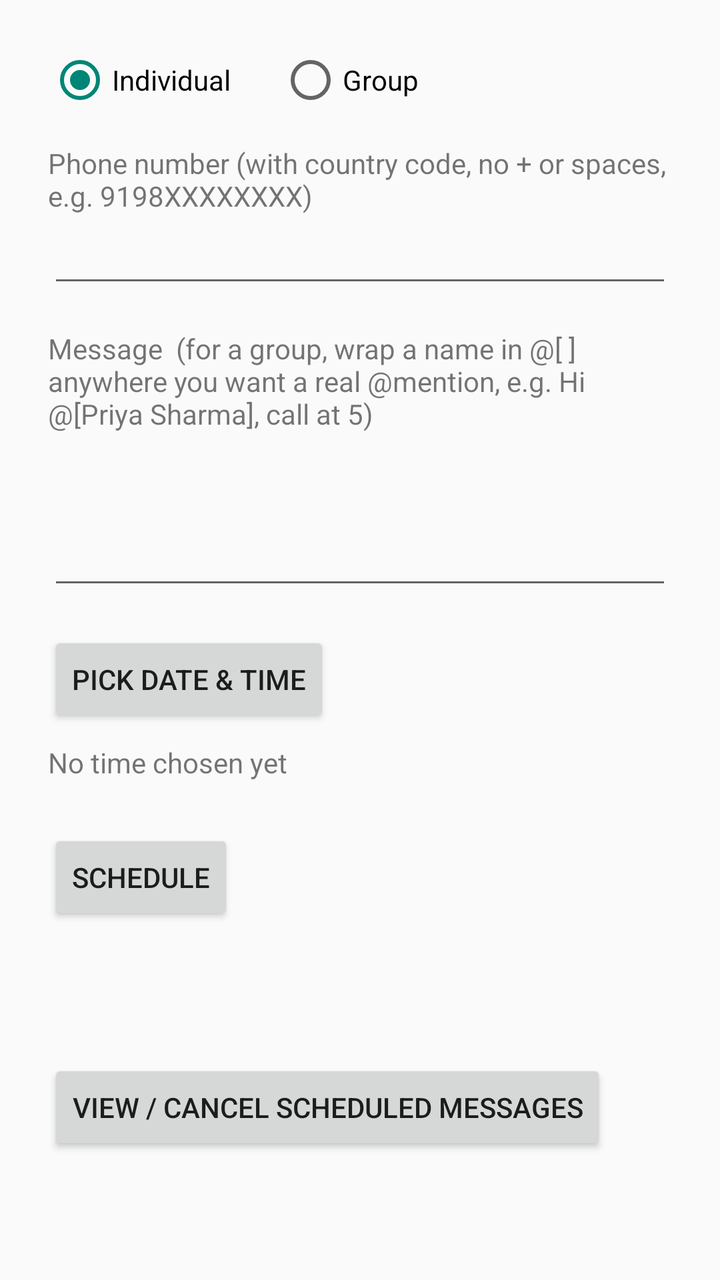
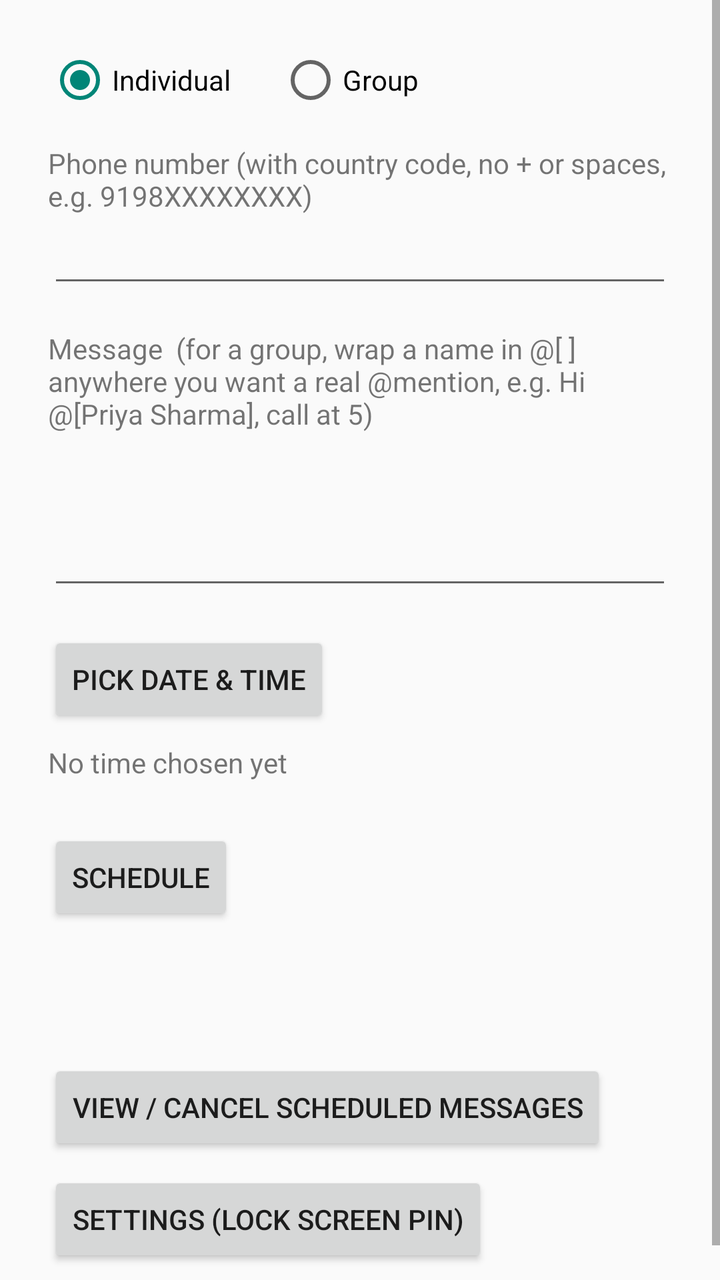

Compare the two renders of this Android layout. The source of the first and the diff that turns it into the second are given below.
<!-- AndroidManifest.xml: application theme Theme.AppCompat.DayNight -->
<!-- res/layout/activity_main.xml -->
<?xml version="1.0" encoding="utf-8"?>
<ScrollView xmlns:android="http://schemas.android.com/apk/res/android"
    android:layout_width="match_parent"
    android:layout_height="match_parent">

<LinearLayout
    android:layout_width="match_parent"
    android:layout_height="wrap_content"
    android:orientation="vertical"
    android:padding="24dp">

    <RadioGroup
        android:id="@+id/recipientTypeGroup"
        android:layout_width="wrap_content"
        android:layout_height="wrap_content"
        android:orientation="horizontal">

        <RadioButton
            android:id="@+id/individualRadio"
            android:layout_width="wrap_content"
            android:layout_height="wrap_content"
            android:checked="true"
            android:text="Individual" />

        <RadioButton
            android:id="@+id/groupRadio"
            android:layout_width="wrap_content"
            android:layout_height="wrap_content"
            android:layout_marginStart="24dp"
            android:text="Group" />
    </RadioGroup>

    <TextView
        android:id="@+id/phoneLabel"
        android:layout_width="wrap_content"
        android:layout_height="wrap_content"
        android:layout_marginTop="16dp"
        android:text="Phone number (with country code, no + or spaces, e.g. 9198XXXXXXXX)" />

    <EditText
        android:id="@+id/phoneInput"
        android:layout_width="match_parent"
        android:layout_height="wrap_content"
        android:inputType="phone" />

    <TextView
        android:id="@+id/groupLabel"
        android:layout_width="wrap_content"
        android:layout_height="wrap_content"
        android:layout_marginTop="16dp"
        android:text="Group name, exactly as it appears in your WhatsApp chat list"
        android:visibility="gone" />

    <EditText
        android:id="@+id/groupNameInput"
        android:layout_width="match_parent"
        android:layout_height="wrap_content"
        android:visibility="gone" />

    <TextView
        android:layout_width="wrap_content"
        android:layout_height="wrap_content"
        android:layout_marginTop="16dp"
        android:text="Message  (for a group, wrap a name in @[ ] anywhere you want a real @mention, e.g. Hi @[Priya Sharma], call at 5)" />

    <EditText
        android:id="@+id/messageInput"
        android:layout_width="match_parent"
        android:layout_height="wrap_content"
        android:inputType="textMultiLine"
        android:minLines="3" />

    <Button
        android:id="@+id/pickTimeButton"
        android:layout_width="wrap_content"
        android:layout_height="wrap_content"
        android:layout_marginTop="16dp"
        android:text="Pick date &amp; time" />

    <TextView
        android:id="@+id/chosenTimeLabel"
        android:layout_width="wrap_content"
        android:layout_height="wrap_content"
        android:layout_marginTop="8dp"
        android:text="No time chosen yet" />

    <Button
        android:id="@+id/scheduleButton"
        android:layout_width="wrap_content"
        android:layout_height="wrap_content"
        android:layout_marginTop="24dp"
        android:text="Schedule" />

    <TextView
        android:id="@+id/statusLabel"
        android:layout_width="wrap_content"
        android:layout_height="wrap_content"
        android:layout_marginTop="16dp" />

    <Button
        android:id="@+id/viewPendingButton"
        android:layout_width="wrap_content"
        android:layout_height="wrap_content"
        android:layout_marginTop="32dp"
        android:text="View / cancel scheduled messages" />

</LinearLayout>
</ScrollView>
<!-- resources referenced by this layout -->
<resources>

</resources>

<!-- the commit's change to res/layout/activity_main.xml (unified diff, before → after) -->
@@ -104,5 +104,12 @@
         android:layout_marginTop="32dp"
         android:text="View / cancel scheduled messages" />
 
+    <Button
+        android:id="@+id/settingsButton"
+        android:layout_width="wrap_content"
+        android:layout_height="wrap_content"
+        android:layout_marginTop="8dp"
+        android:text="Settings (lock screen PIN)" />
+
 </LinearLayout>
 </ScrollView>
